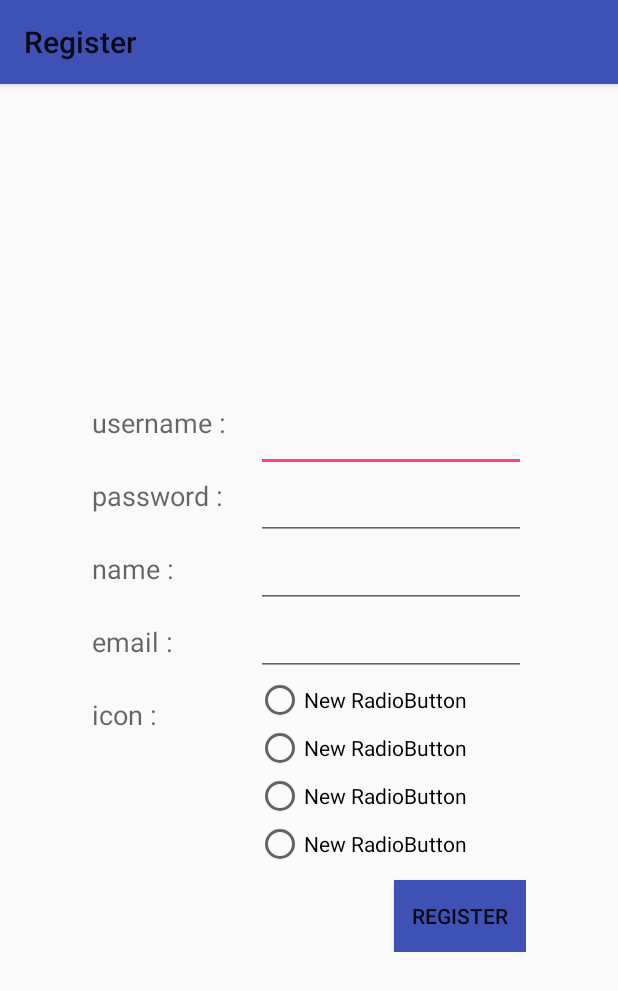
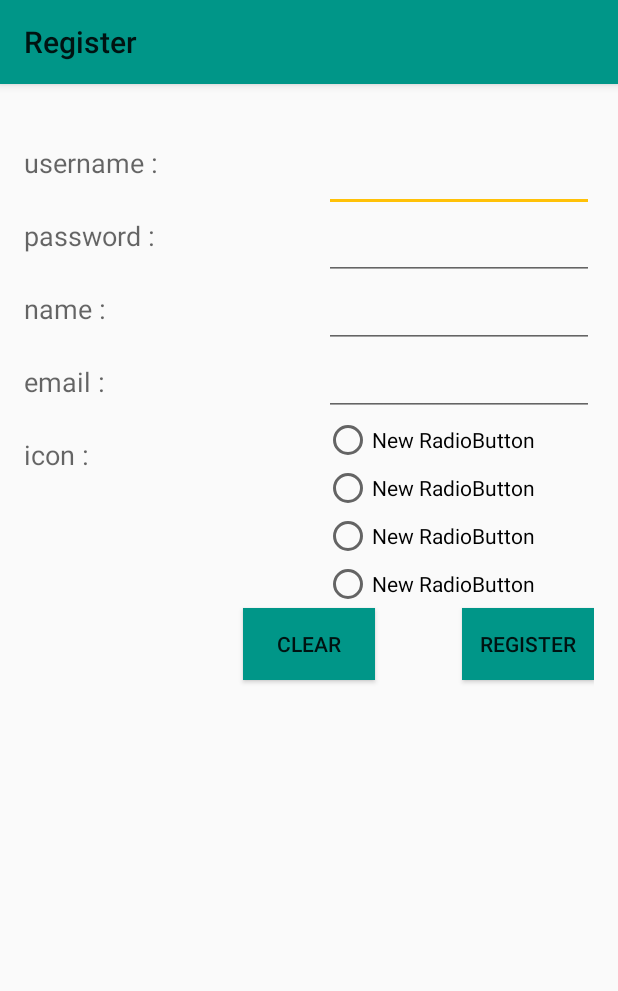
Before and after one commit to vasuperniss/MM_Android_Ex4, an Android app: the RegisterActivity screen opened directly, with no data from a screen before it, on a phone screen of 412 x 824 dp. Shown: the top 991 px of the screen. Run offline under Robolectric (Android 15) with nearby library versions, the phone set to English and light mode, and no system bars.

Commit message:
Changed main colors of the app. Added clear button to registration screen. Changed loading messages.

```diff
--- a/app/src/main/java/com/amaze_ing/mm/amazeandroid/RegisterActivity.java
+++ b/app/src/main/java/com/amaze_ing/mm/amazeandroid/RegisterActivity.java
@@ -3,6 +3,9 @@ package com.amaze_ing.mm.amazeandroid;
 import android.support.v7.app.AppCompatActivity;
 import android.os.Bundle;
 import android.view.View;
+import android.widget.EditText;
+import android.widget.RadioButton;
+import android.widget.RadioGroup;
 
 public class RegisterActivity extends AppCompatActivity {
 
@@ -15,4 +18,18 @@ public class RegisterActivity extends AppCompatActivity {
     public void register(View view) {
 
     }
+
+    public void clear(View view) {
+        EditText username = (EditText) findViewById(R.id.r_username_txtfield);
+        EditText password = (EditText) findViewById(R.id.r_password_txtfield);
+        EditText email = (EditText) findViewById(R.id.r_email_txtfield);
+        EditText name = (EditText) findViewById(R.id.r_name_txtfield);
+        RadioGroup radioGroup = (RadioGroup) findViewById(R.id.radio_buttons);
+
+        username.setText("");
+        password.setText("");
+        email.setText("");
+        name.setText("");
+        radioGroup.clearCheck();
+    }
 }
--- a/app/src/main/res/layout/activity_login.xml
+++ b/app/src/main/res/layout/activity_login.xml
@@ -73,7 +73,7 @@
             android:layout_height="wrap_content"
             android:text="Register"
             android:id="@+id/button2"
-            android:background="@color/colorAccent"
+            android:background="@color/colorPrimary"
             android:layout_alignTop="@+id/register_btn"
             android:layout_toLeftOf="@+id/register_btn"
             android:layout_toStartOf="@+id/register_btn"
--- a/app/src/main/res/layout/activity_register.xml
+++ b/app/src/main/res/layout/activity_register.xml
@@ -12,9 +12,12 @@
     <RelativeLayout
         android:layout_width="wrap_content"
         android:layout_height="wrap_content"
-        android:layout_centerHorizontal="true"
-        android:layout_centerVertical="true"
-        android:id="@+id/relativeLayout">
+        android:id="@+id/relativeLayout"
+        android:layout_alignParentTop="true"
+        android:layout_alignParentRight="true"
+        android:layout_alignParentEnd="true"
+        android:layout_alignParentLeft="true"
+        android:layout_alignParentStart="true">
 
         <TextView
             style="@style/text_view_style"
@@ -56,10 +59,10 @@
             android:layout_width="180dp"
             android:layout_height="wrap_content"
             android:id="@+id/r_username_txtfield"
-            android:layout_alignTop="@id/r_username_txt"
-            android:layout_toRightOf="@id/r_username_txt"
-            android:layout_marginLeft="20dp"
-            android:inputType="text" />
+            android:inputType="text"
+            android:layout_alignTop="@+id/r_username_txt"
+            android:layout_alignParentRight="true"
+            android:layout_alignParentEnd="true" />
 
         <EditText
             android:layout_width="180dp"
@@ -100,26 +103,38 @@
             android:layout_width="wrap_content"
             android:layout_height="wrap_content"
             android:text="New RadioButton"
-                android:id="@+id/radioButton" />
+            android:id="@+id/radioButton1"
+            android:layout_alignTop="@+id/r_icon_txt"
+            android:layout_alignRight="@+id/r_email_txtfield"
+            android:layout_alignEnd="@+id/r_email_txtfield" />
 
         <RadioButton
             android:layout_width="wrap_content"
             android:layout_height="wrap_content"
             android:text="New RadioButton"
-                android:id="@+id/radioButton4" />
+            android:id="@+id/radioButton2"
+            android:layout_below="@+id/radioButton1"
+            android:layout_alignRight="@+id/r_email_txtfield" />
 
         <RadioButton
             android:layout_width="wrap_content"
             android:layout_height="wrap_content"
             android:text="New RadioButton"
-                android:id="@+id/radioButton2" />
+            android:id="@+id/radioButton3"
+            android:layout_below="@+id/radioButton2"
+            android:layout_alignRight="@+id/r_email_txtfield" />
 
         <RadioButton
             android:layout_width="wrap_content"
             android:layout_height="wrap_content"
             android:text="New RadioButton"
-                android:id="@+id/radioButton3" />
+            android:id="@+id/radioButton4"
+            android:layout_below="@+id/radioButton3"
+            android:layout_alignRight="@+id/r_email_txtfield" />
+
         </RadioGroup>
+
+    </RelativeLayout>
 
     <Button
         android:layout_width="wrap_content"
@@ -127,11 +142,18 @@
         android:text="@string/register_btn"
         android:id="@+id/register_btn"
         android:background="@color/colorPrimary"
-            android:layout_below="@id/radio_buttons"
-            android:layout_alignRight="@id/r_email_txtfield"
-            android:layout_alignEnd="@id/r_email_txtfield"
-            android:layout_marginTop="8dp"
-            android:onClick="register"/>
+        android:onClick="register"
+        android:layout_alignTop="@+id/clear_btn"
+        android:layout_alignRight="@+id/relativeLayout"
+        android:layout_alignEnd="@+id/relativeLayout" />
 
+    <Button
+        android:layout_width="wrap_content"
+        android:layout_height="wrap_content"
+        android:text="@string/clear_btn"
+        android:id="@+id/clear_btn"
+        android:background="@color/colorPrimary"
+        android:onClick="clear"
+        android:layout_below="@+id/relativeLayout"
+        android:layout_centerHorizontal="true" />
 </RelativeLayout>
-</RelativeLayout>
--- a/app/src/main/res/values/colors.xml
+++ b/app/src/main/res/values/colors.xml
@@ -1,6 +1,9 @@
 <?xml version="1.0" encoding="utf-8"?>
 <resources>
-    <color name="colorPrimary">#3F51B5</color>
-    <color name="colorPrimaryDark">#303F9F</color>
-    <color name="colorAccent">#FF4081</color>
+    <color name="colorPrimary">#009688</color>
+    <color name="colorPrimaryDark">#00796B</color>
+    <color name="colorPrimaryLight">#B2DFDB</color>
+    <color name="colorAccent">#FFC107</color>
+    <color name="colorPrimaryText">#212121</color>
+    <color name="colorSecondaryText">#727272</color>
 </resources>
--- a/app/src/main/res/values/strings.xml
+++ b/app/src/main/res/values/strings.xml
@@ -1,10 +1,10 @@
 <resources>
-    <string name="app_name">AMaze Android</string>
+    <string name="app_name">AMaze</string>
     <string name="login_title">Log In</string>
-    <string name="splash_message_1">first message</string>
-    <string name="splash_message_2">second message</string>
-    <string name="splash_message_3">third message</string>
-    <string name="splash_message_4">forth message</string>
+    <string name="splash_message_1">Loading...</string>
+    <string name="splash_message_2">Connecting to server...</string>
+    <string name="splash_message_3">Getting nuclear launch codes...</string>
+    <string name="splash_message_4">Launching missles...</string>
     <string name="register_title">Register</string>
     <string name="r_email">email :</string>
     <string name="r_name">name :</string>
@@ -12,5 +12,6 @@
     <string name="rl_username">username :</string>
     <string name="r_icon">icon :</string>
     <string name="register_btn">Register</string>
+    <string name="clear_btn">Clear</string>
     <string name="logoDesc">logo</string>
 </resources>
```
Lines whose indentation alone changed are shown as unchanged.
